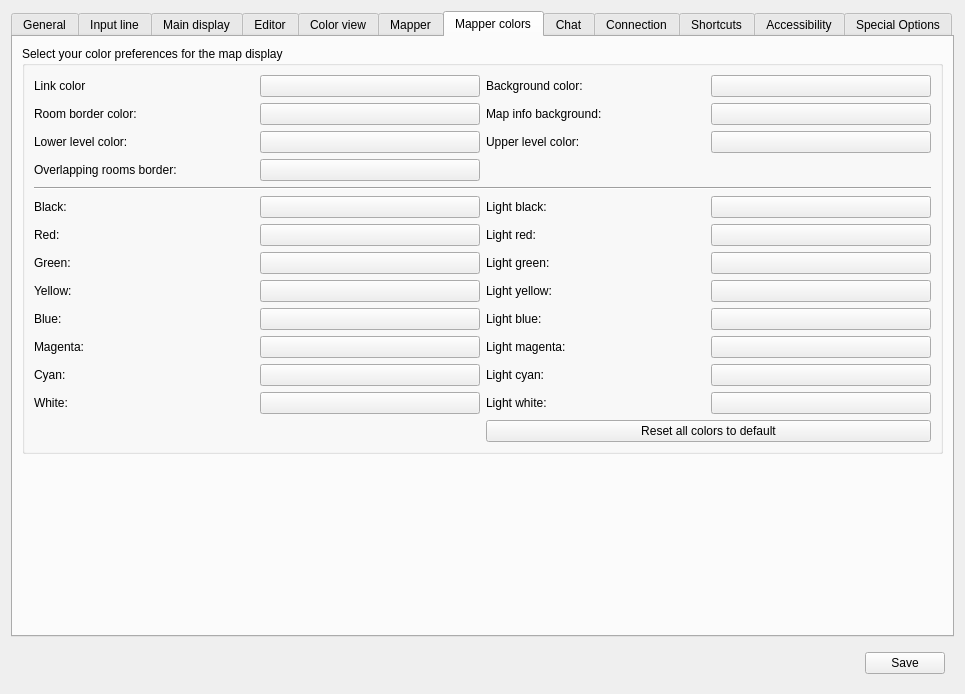
Before: the Qt Designer form src/ui/profile_preferences.ui in Mudlet/Mudlet, drawn with Qt 5.
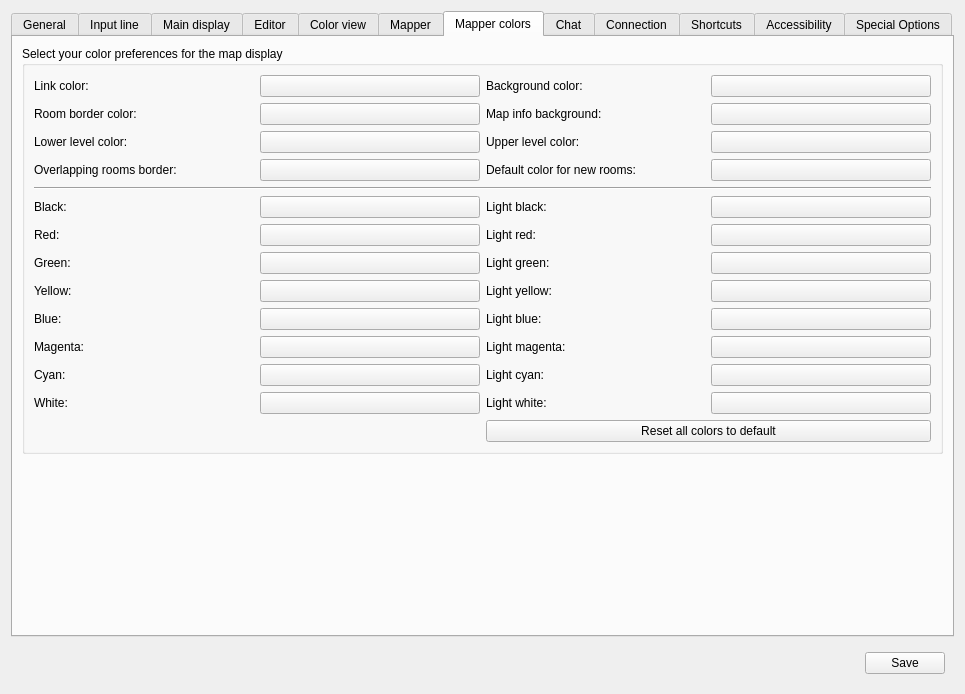
After: the same form once the commit is applied. The open tabs and pages were chosen to show the change. Icons and pictures are not drawn. Custom widgets are drawn as their Qt base class.

Commit message: Add preferences for new room color

Patch:
```diff
--- a/src/ui/profile_preferences.ui
+++ b/src/ui/profile_preferences.ui
@@ -2591,7 +2591,7 @@
           <item row="0" column="0">
            <widget class="QLabel" name="label_39">
             <property name="text">
-             <string>Link color</string>
+             <string>Link color:</string>
             </property>
             <property name="buddy">
              <cstring>pushButton_foreground_color_2</cstring>
@@ -2728,6 +2728,26 @@
             </property>
            </widget>
           </item>
+          <item row="3" column="2">
+           <widget class="QLabel" name="label_newRoomColor">
+            <property name="text">
+             <string>Default color for new rooms:</string>
+            </property>
+            <property name="buddy">
+             <cstring>pushButton_newRoomColor</cstring>
+            </property>
+           </widget>
+          </item>
+          <item row="3" column="3">
+           <widget class="QPushButton" name="pushButton_newRoomColor">
+            <property name="autoFillBackground">
+             <bool>true</bool>
+            </property>
+            <property name="text">
+             <string/>
+            </property>
+           </widget>
+          </item>
           <item row="4" column="0" colspan="4">
            <widget class="Line" name="line_mapperColorsSeparator">
             <property name="orientation">
```
